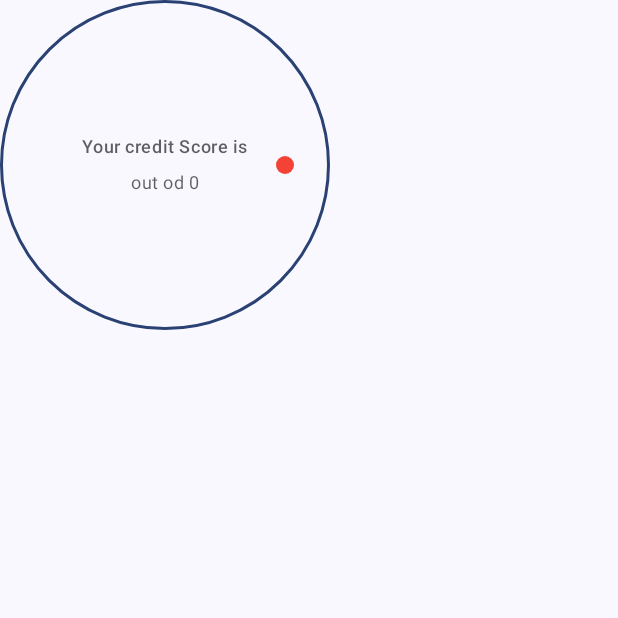
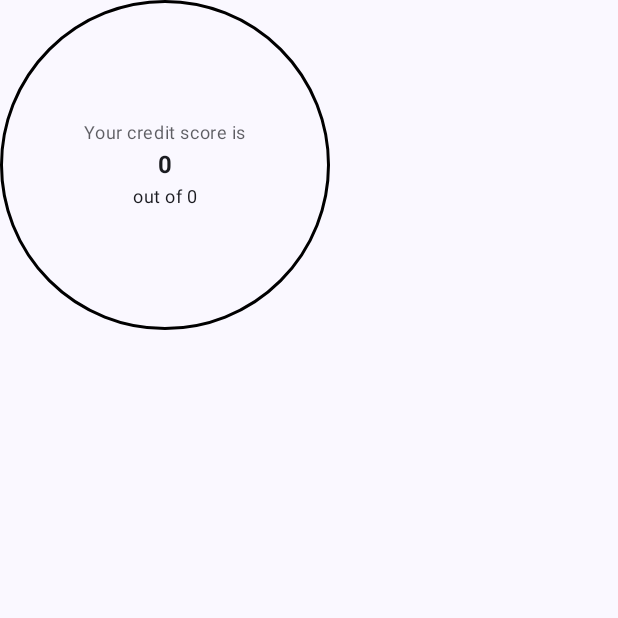
Before and after one commit to DEBINTOMSOFTWARE/clearscore, an Android app built with Jetpack Compose: the composable CreditScoreCircle called with empty values, on a phone screen of 412 x 824 dp, the top half of it. Run offline under Robolectric (Android 15) with nearby library versions, the phone set to English and light mode, and no system bars.

Commit message:
Clear score UI done

```diff
--- a/app/build.gradle.kts
+++ b/app/build.gradle.kts
@@ -3,7 +3,7 @@ plugins {
     alias(libs.plugins.kotlin.android)
     alias(libs.plugins.kotlin.compose)
     alias(libs.plugins.hilt.android.plugin)
-    kotlin("kapt")
+    alias(libs.plugins.ksp)
 }
 
 android {
@@ -64,8 +64,7 @@ dependencies {
     implementation(libs.androidx.compose.ui.tooling.preview)
     implementation(libs.androidx.compose.material3)
     implementation(libs.hilt.android)
-    implementation(libs.hilt.compiler)
-    //kapt(libs.hilt.compiler)
+    ksp(libs.hilt.android.compiler)
     implementation(libs.hilt.navigation.compose)
     testImplementation(libs.junit)
     testImplementation(libs.kotlin.test)
--- a/app/src/main/AndroidManifest.xml
+++ b/app/src/main/AndroidManifest.xml
@@ -1,6 +1,8 @@
 <?xml version="1.0" encoding="utf-8"?>
 <manifest xmlns:android="http://schemas.android.com/apk/res/android"
     xmlns:tools="http://schemas.android.com/tools">
+
+    <uses-permission android:name="android.permission.INTERNET" />
 
     <application
         android:name=".ClearScoreApplication"
--- a/app/src/main/java/com/dcs/clearscore/presentation/composable/CreditScoreComposables.kt
+++ b/app/src/main/java/com/dcs/clearscore/presentation/composable/CreditScoreComposables.kt
@@ -1,21 +1,23 @@
 package com.dcs.clearscore.presentation.composable
 
-import androidx.compose.foundation.background
-import androidx.compose.foundation.border
-import androidx.compose.foundation.layout.Arrangement
+import androidx.compose.foundation.Canvas
 import androidx.compose.foundation.layout.Box
 import androidx.compose.foundation.layout.Column
 import androidx.compose.foundation.layout.Spacer
+import androidx.compose.foundation.layout.fillMaxSize
 import androidx.compose.foundation.layout.height
-import androidx.compose.foundation.layout.padding
 import androidx.compose.foundation.layout.size
-import androidx.compose.foundation.shape.CircleShape
 import androidx.compose.material3.MaterialTheme
 import androidx.compose.material3.Text
 import androidx.compose.runtime.Composable
 import androidx.compose.ui.Alignment
 import androidx.compose.ui.Modifier
+import androidx.compose.ui.geometry.Offset
+import androidx.compose.ui.geometry.Rect
+import androidx.compose.ui.geometry.Size
 import androidx.compose.ui.graphics.Color
+import androidx.compose.ui.graphics.StrokeCap
+import androidx.compose.ui.graphics.drawscope.Stroke
 import androidx.compose.ui.text.font.FontWeight
 import androidx.compose.ui.unit.dp
 
@@ -25,58 +27,72 @@ fun CreditScoreCircle(
     maxScore: Int,
     modifier: Modifier = Modifier
 ) {
-    Box(
-        modifier = modifier.size(220.dp)
-            .background(
-                color = MaterialTheme.colorScheme.surface,
-                shape = CircleShape
+
+    val ratio = score.coerceIn(0, maxScore) / maxScore.toFloat()
+    val sweep = 350f * ratio
+
+    val outlineWidth = 2.dp
+    val trackWidth = 4.dp
+    val progressWidth = 4.dp
+    val gapInsideTrack = 4.dp
+
+    Box(modifier = modifier.size(220.dp)) {
+        Canvas(Modifier.fillMaxSize()) {
+            fun rect(inset: Float) = Rect(
+                offset = Offset(inset, inset),
+                size = Size(size.width - 2 * inset, size.height - 2 * inset)
             )
-            .border(
-                width = 2.dp,
-                color = MaterialTheme.colorScheme.primary,
-                shape = CircleShape
-            ),
-            contentAlignment = Alignment.Center
-    ) {
+
+            val outlineInset = outlineWidth.toPx() / 2
+            drawArc(
+                color = Color.Black,
+                startAngle = -90f,
+                sweepAngle = 360f,
+                useCenter = false,
+                topLeft = rect(outlineInset).topLeft,
+                size = rect(outlineInset).size,
+                style = Stroke(outlineWidth.toPx(), cap = StrokeCap.Round)
+            )
+
+            // black track
+            val trackInset = outlineInset + 6.dp.toPx()
+
+            // yellow progress INSIDE the black track
+            val progressInset =
+                trackInset + (trackWidth.toPx() - progressWidth.toPx()) / 2 + gapInsideTrack.toPx()
+            val progressStroke = Stroke(progressWidth.toPx(), cap = StrokeCap.Round)
+            drawArc(
+                color = Color(0xFFFFC107),
+                startAngle = -90f,
+                sweepAngle = sweep,
+                useCenter = false,
+                topLeft = rect(progressInset).topLeft,
+                size = rect(progressInset).size,
+                style = progressStroke
+            )
+        }
+
         Column(
-            horizontalAlignment = Alignment.CenterHorizontally,
-            verticalArrangement = Arrangement.Center
+            modifier = Modifier.align(Alignment.Center),
+            horizontalAlignment = Alignment.CenterHorizontally
         ) {
             Text(
-                text = "Your credit Score is",
-                style = MaterialTheme.typography.bodySmall,
-                color = MaterialTheme.colorScheme.onSurface.copy(alpha =  0.7f),
-                fontWeight = FontWeight.Medium
-            )
-
-            Spacer(modifier = Modifier.height(8.dp))
-
-            Text(
-                text = "out od $maxScore",
+                text = "Your credit score is",
                 style = MaterialTheme.typography.bodySmall,
                 color = MaterialTheme.colorScheme.onSurface.copy(alpha = 0.7f)
             )
+            Spacer(Modifier.height(4.dp))
+            Text(
+                text = "$score",
+                style = MaterialTheme.typography.bodyLarge,
+                fontWeight = FontWeight.Bold
+            )
+            Spacer(Modifier.height(4.dp))
+            Text(
+                text = "out of $maxScore",
+                style = MaterialTheme.typography.bodySmall,
+                color = MaterialTheme.colorScheme.onSurface
+            )
         }
-
-        Box(
-            modifier = Modifier
-                .align(Alignment.CenterEnd)
-                .padding(end = 24.dp)
-                .size(12.dp)
-                .background(
-                    getScoreColor(score, maxScore),
-                    CircleShape
-                )
-        )
     }
 }
-
-@Composable
-private fun getScoreColor(score: Int, maxScore: Int): Color {
-    val ratio = score.toFloat() / maxScore
-    return when {
-        ratio >= 0.8f -> Color(0xFF4CAF50)
-        ratio >= 0.5f -> Color(0xFFFFC107)
-        else -> Color(0xFFF44336)
-    }
-}
--- a/build.gradle.kts
+++ b/build.gradle.kts
@@ -4,5 +4,6 @@ plugins {
     alias(libs.plugins.kotlin.android) apply false
     alias(libs.plugins.kotlin.compose) apply false
     alias(libs.plugins.android.library) apply false
-    //alias(libs.plugins.hilt.android.plugin) apply false
+    alias(libs.plugins.hilt.android.plugin) apply false
+    alias(libs.plugins.ksp) apply false
 }
--- a/core/build.gradle.kts
+++ b/core/build.gradle.kts
@@ -3,7 +3,7 @@ plugins {
     alias(libs.plugins.kotlin.serialization)
     alias(libs.plugins.kotlin.android)
     alias(libs.plugins.hilt.android.plugin)
-    kotlin("kapt")
+    alias(libs.plugins.ksp)
 }
 
 android {
@@ -45,8 +45,7 @@ dependencies {
     implementation(libs.material)
     implementation(libs.kotlinx.serialization.json)
     implementation(libs.hilt.android)
-    implementation(libs.hilt.compiler)
-    //kapt(libs.hilt.compiler)
+    ksp(libs.hilt.android.compiler)
     implementation(libs.ktor.client.core)
     implementation(libs.ktor.client.android)
     implementation(libs.ktor.client.content.negotiation)
```
Also changed, not shown: app/src/main/java/com/dcs/clearscore/di/ViewModelModule.kt (added, +17 -0 lines), core/src/main/java/com/dcs/core/di/NetworkModule.kt (+8 -0 lines), core/src/main/java/com/dcs/core/di/RepositoryModule.kt (+12 -0 lines), core/src/main/java/com/dcs/core/di/UsecaseModule.kt (renamed from core/src/main/java/com/dcs/core/di/UseCaseModule.kt, +12 -1 lines), gradle/libs.versions.toml (+5 -2 lines), settings.gradle.kts (+1 -7 lines).
